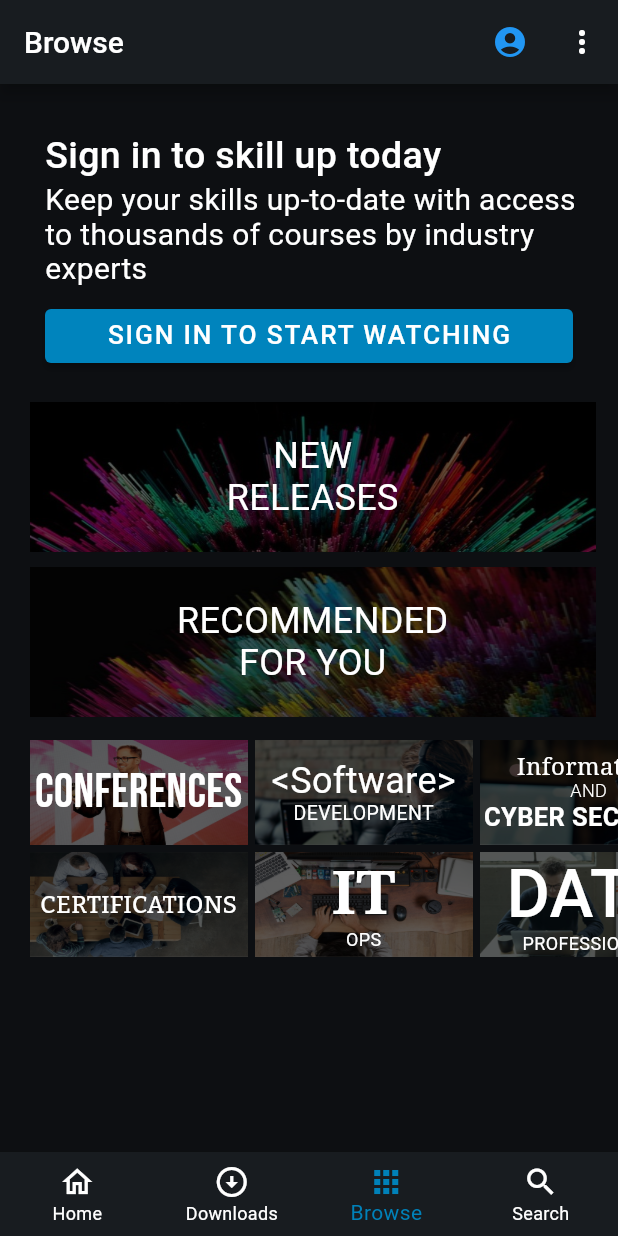
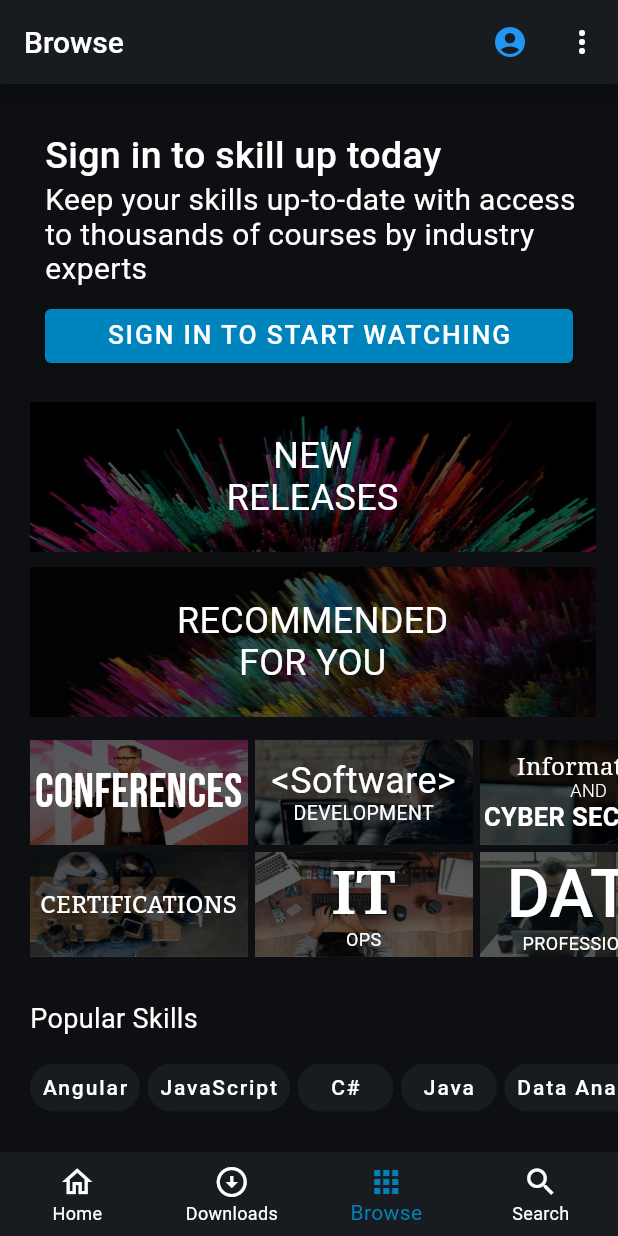
Before and after one commit to meokg456/world_wisdom, a Flutter app: the screen it shows after launch, item 3 of the bottom bar chosen, on a phone screen of 412 x 824 dp. Run offline on Flutter 3.47's test engine with Material 2 defaults, Android fonts, the phone set to English and light mode, and no system bars; our stand-ins replace google_fonts.

Commit message:
Popular skill listview

```diff
--- a/lib/main.dart
+++ b/lib/main.dart
@@ -25,6 +25,15 @@ class MyApp extends StatelessWidget {
         //0081B9 //0084BD
         brightness: Brightness.dark,
         visualDensity: VisualDensity.adaptivePlatformDensity,
+        textButtonTheme: TextButtonThemeData(
+          style: ButtonStyle(
+            backgroundColor: MaterialStateProperty.all<Color>(Color(0xFF181C20)),
+            foregroundColor: MaterialStateProperty.all<Color>(Colors.white),
+            shape: MaterialStateProperty.all<OutlinedBorder>(RoundedRectangleBorder(
+              borderRadius: BorderRadius.circular(20)
+            )),
+          )
+        ),
         elevatedButtonTheme: ElevatedButtonThemeData(
           style: ButtonStyle(
             backgroundColor: MaterialStateProperty.all<Color>(Color(0xFF0084BD))
--- a/lib/screen/course/tab/BrowseTab.dart
+++ b/lib/screen/course/tab/BrowseTab.dart
@@ -410,6 +410,42 @@ class _BrowseTabState extends State<BrowseTab> {
               ),
             ],
           ),
+        ),
+        Container(
+            margin: EdgeInsets.only(top: 20),
+            child: Text("Popular Skills", style: TextStyle(fontSize: 18),)),
+        Container(
+          margin: EdgeInsets.symmetric(vertical: 20),
+          height: 32,
+          child: ListView(
+            scrollDirection: Axis.horizontal,
+            children: [
+              TextButton(onPressed: () {},
+                child: Text("Angular"),
+              ),
+              SizedBox(width: 5,),
+              TextButton(onPressed: () {},
+                child: Text("JavaScript"),
+              ),
+              SizedBox(width: 5,),
+              TextButton(onPressed: () {},
+                child: Text("C#"),
+              ),
+              SizedBox(width: 5,),
+              TextButton(onPressed: () {},
+                child: Text("Java"),
+              ),
+              SizedBox(width: 5,),
+              TextButton(onPressed: () {},
+                child: Text("Data Analysis"),
+              ),
+              SizedBox(width: 5,),
+              TextButton(onPressed: () {},
+                child: Text("ASP.NET"),
+              ),
+              SizedBox(width: 5,),
+            ],
+          ),
         )
       ],
     );
```
